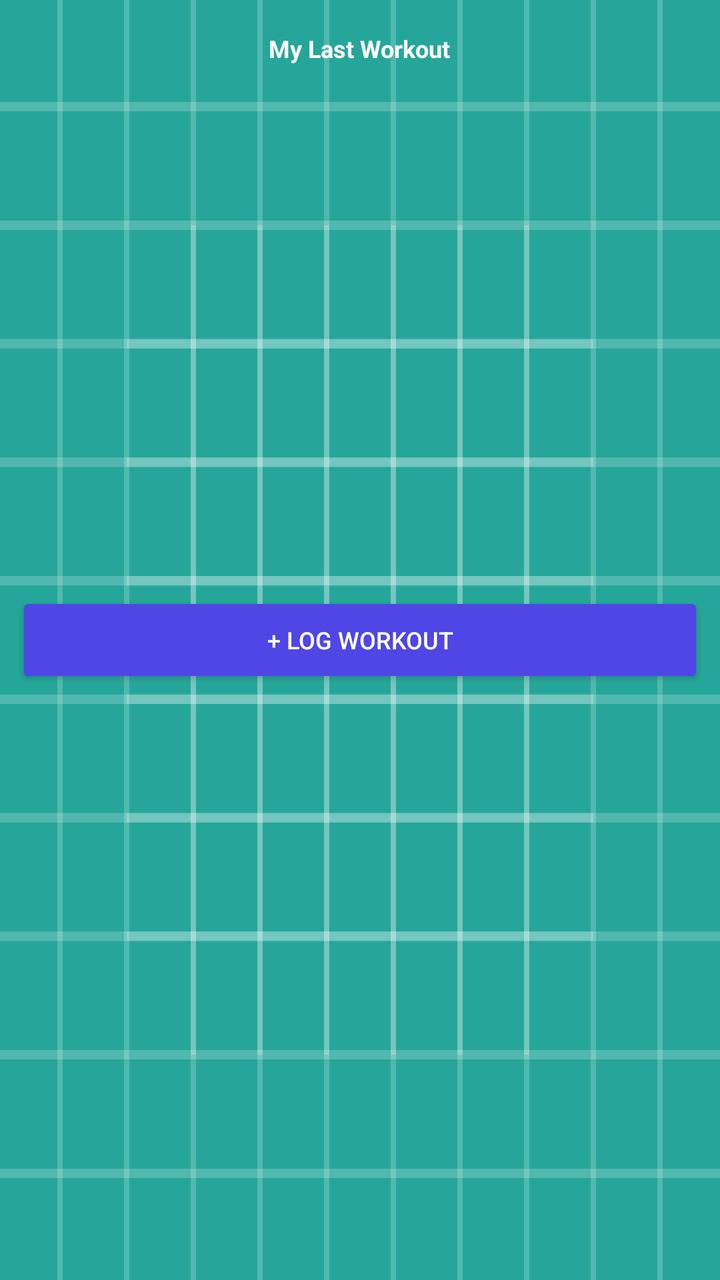
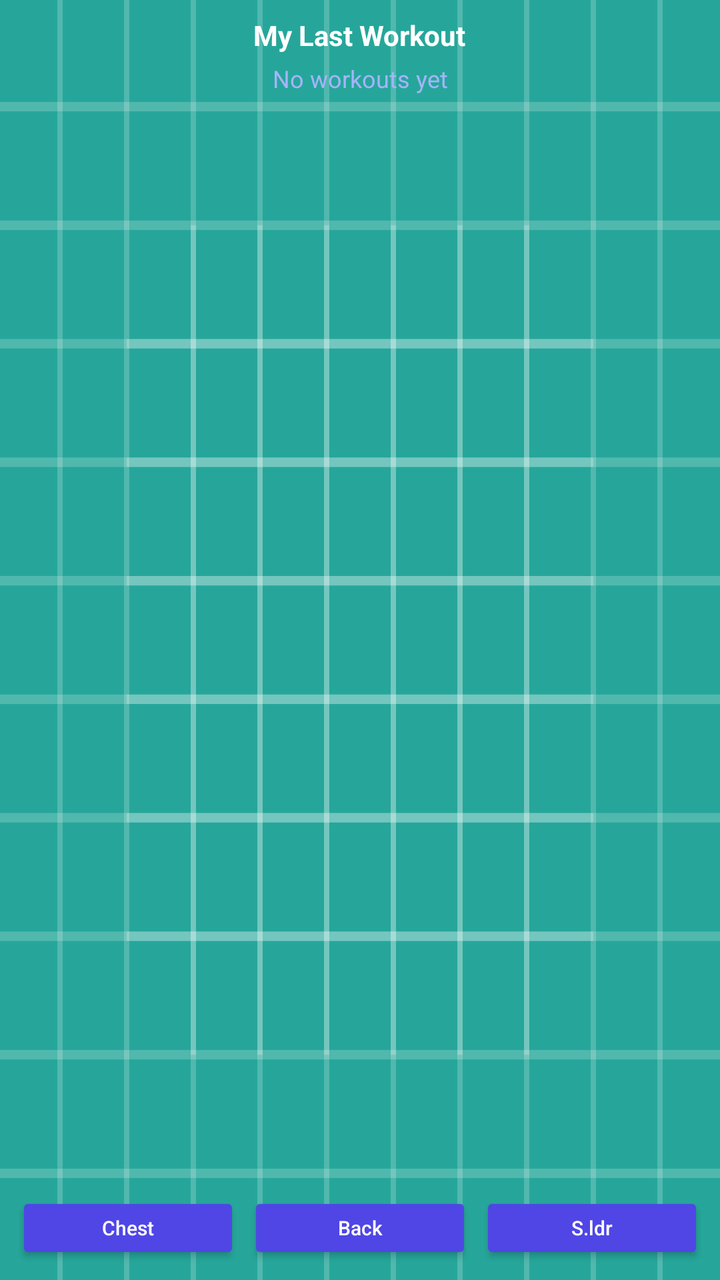

Compare the two renders of this Android layout. The source of the first and the diff that turns it into the second are given below.
<!-- AndroidManifest.xml: application theme AppTheme -->
<!-- res/layout/widget_quick_add.xml -->
<?xml version="1.0" encoding="utf-8"?>
<RelativeLayout xmlns:android="http://schemas.android.com/apk/res/android"
    android:layout_width="match_parent"
    android:layout_height="match_parent"
    android:background="@drawable/ic_launcher_background"
    android:padding="8dp">

    <TextView
        android:id="@+id/appwidget_text"
        android:layout_width="wrap_content"
        android:layout_height="wrap_content"
        android:layout_centerHorizontal="true"
        android:layout_marginTop="8dp"
        android:text="My Last Workout"
        android:textColor="#FFFFFF"
        android:textSize="12sp"
        android:textStyle="bold" />

    <Button
        android:id="@+id/btn_quick_add"
        android:layout_width="match_parent"
        android:layout_height="wrap_content"
        android:layout_centerInParent="true"
        android:backgroundTint="#4F46E5"
        android:text="+ Log Workout"
        android:textColor="#FFFFFF"
        android:textSize="12sp" />

</RelativeLayout>
<!-- resources referenced by this layout -->
<resources>
  <!-- drawable ic_launcher_background: vector/xml drawable (drawable, 5605 chars, omitted) -->
  <style name="AppTheme" parent="Theme.AppCompat.Light.DarkActionBar">
          
          <item name="colorPrimary">@color/colorPrimary</item>
          <item name="colorPrimaryDark">@color/colorPrimaryDark</item>
          <item name="colorAccent">@color/colorAccent</item>
      </style>
</resources>

<!-- the commit's change to res/layout/widget_quick_add.xml (unified diff, before → after) -->
@@ -5,25 +5,84 @@
     android:background="@drawable/ic_launcher_background"
     android:padding="8dp">
 
+    
     <TextView
         android:id="@+id/appwidget_text"
         android:layout_width="wrap_content"
         android:layout_height="wrap_content"
         android:layout_centerHorizontal="true"
-        android:layout_marginTop="8dp"
+        android:layout_marginTop="0dp"
         android:text="My Last Workout"
         android:textColor="#FFFFFF"
-        android:textSize="12sp"
+        android:textSize="14sp"
         android:textStyle="bold" />
 
-    <Button
-        android:id="@+id/btn_quick_add"
+    
+    <TextView
+        android:id="@+id/last_workout_text"
         android:layout_width="match_parent"
         android:layout_height="wrap_content"
-        android:layout_centerInParent="true"
-        android:backgroundTint="#4F46E5"
-        android:text="+ Log Workout"
-        android:textColor="#FFFFFF"
-        android:textSize="12sp" />
+        android:layout_below="@id/appwidget_text"
+        android:layout_marginTop="4dp"
+        android:gravity="center"
+        android:text="No workouts yet"
+        android:textColor="#A5B4FC"
+        android:textSize="12sp"
+        android:ellipsize="end"
+        android:maxLines="1" />
+
+    
+    <LinearLayout
+        android:layout_width="match_parent"
+        android:layout_height="wrap_content"
+        android:layout_alignParentBottom="true"
+        android:orientation="horizontal"
+        android:paddingTop="4dp">
+
+        <Button
+            android:id="@+id/btn_chest"
+            android:layout_width="0dp"
+            android:layout_height="36dp"
+            android:layout_weight="1"
+            android:layout_marginEnd="4dp"
+            android:backgroundTint="#4F46E5"
+            android:text="Chest"
+            android:textAllCaps="false"
+            android:textColor="#FFFFFF"
+            android:textSize="10sp"
+            android:padding="0dp" 
+            android:insetTop="0dp"
+            android:insetBottom="0dp"/>
+
+        <Button
+            android:id="@+id/btn_back"
+            android:layout_width="0dp"
+            android:layout_height="36dp"
+            android:layout_weight="1"
+            android:layout_marginEnd="4dp"
+            android:backgroundTint="#4F46E5"
+            android:text="Back"
+            android:textAllCaps="false"
+            android:textColor="#FFFFFF"
+            android:textSize="10sp"
+            android:padding="0dp" 
+            android:insetTop="0dp"
+            android:insetBottom="0dp"/>
+
+        <Button
+            android:id="@+id/btn_shoulders"
+            android:layout_width="0dp"
+            android:layout_height="36dp"
+            android:layout_weight="1"
+            android:backgroundTint="#4F46E5"
+            android:text="S.ldr"
+            android:textAllCaps="false"
+            android:textColor="#FFFFFF"
+            android:textSize="10sp"
+            android:padding="0dp" 
+            android:insetTop="0dp"
+            android:insetBottom="0dp"/>
+            
+    </LinearLayout>
 
 </RelativeLayout>
